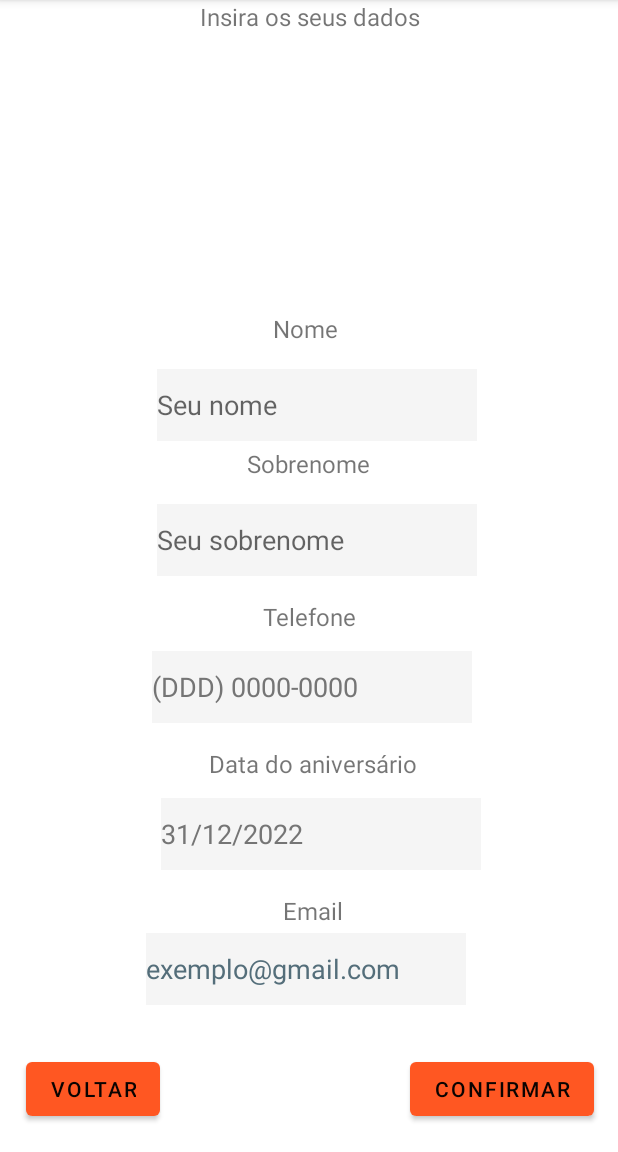
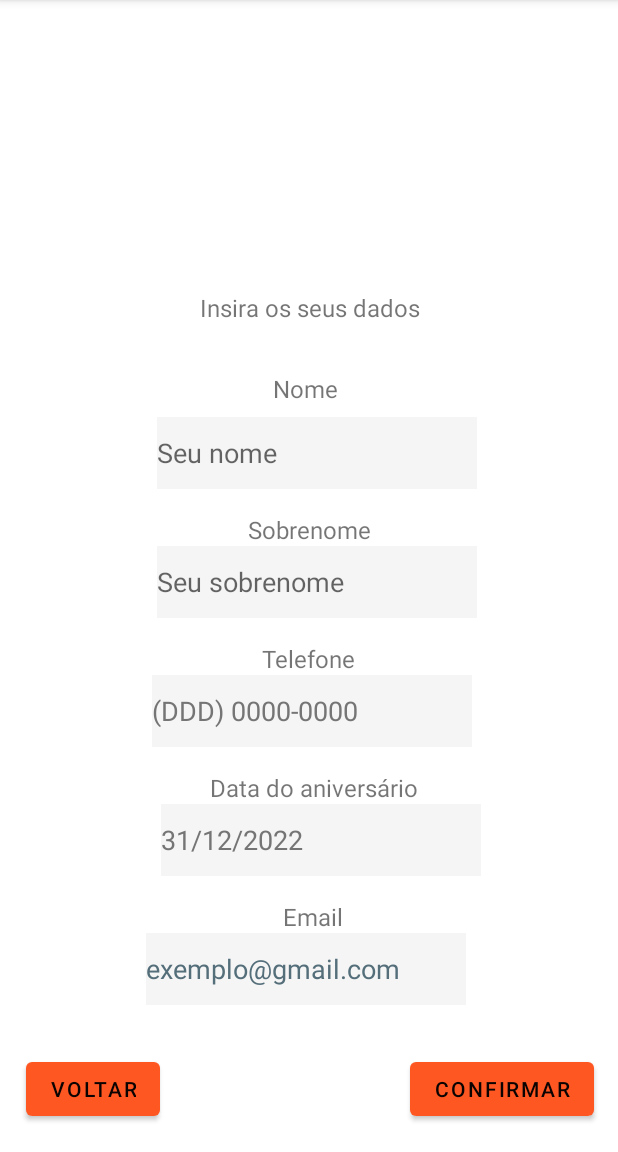
Before and after one commit to ViniciusRenovato/TCC, an Android app: the cadastro_cliente screen opened directly, with no data from a screen before it, on a phone screen of 412 x 824 dp, the part 84-1236 px from its top. Run offline under Robolectric (Android 15) with nearby library versions, the phone set to English and light mode, and no system bars; our stand-ins replace Firebase (no records; nobody signed in at launch, a user with empty details on screens opened directly); Roboto replaces fonts that are not available here.

Commit message:
arrumando atualizar cliente

```diff
--- a/app/src/main/java/com/example/approfisso/Cadastro_cliente.java
+++ b/app/src/main/java/com/example/approfisso/Cadastro_cliente.java
@@ -29,11 +29,11 @@ public class Cadastro_cliente extends AppCompatActivity {
         setContentView(R.layout.cliente_cadastro);
 
 
-        nome=findViewById(R.id.Nome_Servico);
-        sobrenome=findViewById(R.id.Duracao_Servico);
-        telefone=findViewById(R.id.Preco_Servico);
-        aniversario=findViewById(R.id.Funcao_Servico);
-        email=findViewById(R.id.Email_cadastro);
+        nome=findViewById(R.id.Nome_Cliente);
+        sobrenome=findViewById(R.id.Sobrenome_Cliente);
+        telefone=findViewById(R.id.Telefone_Cliente);
+        aniversario=findViewById(R.id.Aniversario_Cliente);
+        email=findViewById(R.id.Email_Cliente);
         Intent i = getIntent();
         Pessoas =(Pessoa) i.getSerializableExtra("Pessoa");
 
--- a/app/src/main/java/com/example/approfisso/activity/cadastro_cliente.java
+++ b/app/src/main/java/com/example/approfisso/activity/cadastro_cliente.java
@@ -60,11 +60,11 @@ public class cadastro_cliente extends AppCompatActivity {
 
 
 
-        nome=findViewById(R.id.Nome_Servico);
-        sobrenome=findViewById(R.id.Duracao_Servico);
-        telefone=findViewById(R.id.Preco_Servico);
-        aniversario=findViewById(R.id.Funcao_Servico);
-        email=findViewById(R.id.Email_cadastro);
+        nome=findViewById(R.id.Nome_Cliente);
+        sobrenome=findViewById(R.id.Sobrenome_Cliente);
+        telefone=findViewById(R.id.Telefone_Cliente);
+        aniversario=findViewById(R.id.Aniversario_Cliente);
+        email=findViewById(R.id.Email_Cliente);
         Intent i = getIntent();
         Clientes =(Pessoa) i.getSerializableExtra("Clientes");
 
--- a/app/src/main/java/com/example/approfisso/activity/cadastro_servico.java
+++ b/app/src/main/java/com/example/approfisso/activity/cadastro_servico.java
@@ -80,7 +80,7 @@ public class cadastro_servico extends AppCompatActivity {
         nome=findViewById(R.id.Nome_Servico);
         duracao=findViewById(R.id.Duracao_Servico);
         valor=findViewById(R.id.Preco_Servico);
-        funcao=findViewById(R.id.Funcao_Servico);
+
         Intent i = getIntent();
         servicos =(Servicos) i.getSerializableExtra("Servicos");
 
--- a/app/src/main/java/com/example/approfisso/activity/pessoaAdapter.java
+++ b/app/src/main/java/com/example/approfisso/activity/pessoaAdapter.java
@@ -93,11 +93,11 @@ public class pessoaAdapter extends RecyclerView.Adapter<pessoaAdapter.PessoaHold
                     @Override
                     public void onClick(View view) {
                         Map<String,Object> map = new HashMap<>();
-                        map.put("nome_pessoa",name.getText().toString());
-                        map.put("sobrenome_pessoa",sobrenome.getText().toString());
-                        map.put("telefone_pessoa",telefone.getText().toString());
-                        map.put("aniversario_pessoa",aniversario.getText().toString());
-                        map.put("email_pessoa",email.getText().toString());
+                        map.put("Nome",name.getText().toString());
+                        map.put("Sobrenome",sobrenome.getText().toString());
+                        map.put("Telefone",telefone.getText().toString());
+                        map.put("Aniversario",aniversario.getText().toString());
+                        map.put("Email",email.getText().toString());
 
                         FirebaseDatabase.getInstance().getReference().child("Pessoa")
                                 .child(clientes.getID()).updateChildren(map)
--- a/app/src/main/res/layout/cliente_cadastro.xml
+++ b/app/src/main/res/layout/cliente_cadastro.xml
@@ -36,15 +36,16 @@
         android:layout_height="wrap_content"
         android:layout_marginStart="133dp"
         android:layout_marginEnd="132dp"
+        android:layout_marginBottom="32dp"
         android:text="Insira os seus dados"
         android:textSize="16sp"
+        app:layout_constraintBottom_toTopOf="@+id/textView11"
         app:layout_constraintEnd_toEndOf="parent"
         app:layout_constraintHorizontal_bias="1.0"
-        app:layout_constraintStart_toStartOf="parent"
-        tools:layout_editor_absoluteY="132dp" />
+        app:layout_constraintStart_toStartOf="parent" />
 
     <EditText
-        android:id="@+id/Email_cadastro"
+        android:id="@+id/Email_Cliente"
         style="@android:style/Widget.AutoCompleteTextView"
         android:layout_width="wrap_content"
         android:layout_height="wrap_content"
@@ -62,25 +63,22 @@
         app:layout_constraintHorizontal_bias="1.0"
         app:layout_constraintStart_toStartOf="parent" />
 
+
     <TextView
         android:id="@+id/textView7"
         android:layout_width="wrap_content"
         android:layout_height="wrap_content"
         android:layout_marginStart="165dp"
         android:layout_marginEnd="165dp"
-        android:layout_marginBottom="16dp"
         android:text="Sobrenome"
         android:textSize="16sp"
-        app:layout_constraintBottom_toTopOf="@+id/Duracao_Servico"
+        app:layout_constraintBottom_toTopOf="@+id/Sobrenome_Cliente"
         app:layout_constraintEnd_toEndOf="parent"
-        app:layout_constraintHorizontal_bias="1.0"
+        app:layout_constraintHorizontal_bias="0.0"
         app:layout_constraintStart_toStartOf="parent" />
 
-
-
-
     <EditText
-        android:id="@+id/Preco_Servico"
+        android:id="@+id/Telefone_Cliente"
         android:layout_width="wrap_content"
         android:layout_height="wrap_content"
         android:layout_marginStart="105dp"
@@ -104,7 +102,7 @@
         app:layout_constraintStart_toStartOf="parent" />
 
     <EditText
-        android:id="@+id/Funcao_Servico"
+        android:id="@+id/Aniversario_Cliente"
         android:layout_width="wrap_content"
         android:layout_height="wrap_content"
         android:layout_marginStart="107dp"
@@ -131,24 +129,23 @@
         android:layout_height="wrap_content"
         android:layout_marginStart="140dp"
         android:layout_marginEnd="134dp"
-        android:layout_marginBottom="12dp"
         android:text="Data do aniversário"
         android:textSize="16sp"
-        app:layout_constraintBottom_toTopOf="@+id/Funcao_Servico"
+        app:layout_constraintBottom_toTopOf="@+id/Aniversario_Cliente"
         app:layout_constraintEnd_toEndOf="parent"
-        app:layout_constraintHorizontal_bias="1.0"
+        app:layout_constraintHorizontal_bias="0.0"
         app:layout_constraintStart_toStartOf="parent" />
 
     <EditText
-        android:id="@+id/Nome_Servico"
+        android:id="@+id/Nome_Cliente"
         android:layout_width="wrap_content"
         android:layout_height="wrap_content"
         android:layout_marginStart="108dp"
         android:layout_marginEnd="94dp"
-        android:layout_marginBottom="4dp"
+        android:layout_marginBottom="16dp"
+        android:background="@color/browser_actions_bg_grey"
         android:ems="10"
         android:hint="Seu nome"
-        android:background="@color/browser_actions_bg_grey"
         android:inputType="textPersonName"
         android:minHeight="48dp"
         app:layout_constraintBottom_toTopOf="@+id/textView7"
@@ -157,7 +154,7 @@
         app:layout_constraintStart_toStartOf="parent" />
 
     <EditText
-        android:id="@+id/Duracao_Servico"
+        android:id="@+id/Sobrenome_Cliente"
         android:layout_width="wrap_content"
         android:layout_height="wrap_content"
         android:layout_marginStart="108dp"
@@ -179,12 +176,11 @@
         android:layout_height="wrap_content"
         android:layout_marginStart="175dp"
         android:layout_marginEnd="175dp"
-        android:layout_marginBottom="12dp"
         android:text="Telefone"
         android:textSize="16sp"
-        app:layout_constraintBottom_toTopOf="@+id/Preco_Servico"
+        app:layout_constraintBottom_toTopOf="@+id/Telefone_Cliente"
         app:layout_constraintEnd_toEndOf="parent"
-        app:layout_constraintHorizontal_bias="0.0"
+        app:layout_constraintHorizontal_bias="1.0"
         app:layout_constraintStart_toStartOf="parent" />
 
     <TextView
@@ -193,10 +189,9 @@
         android:layout_height="wrap_content"
         android:layout_marginStart="189dp"
         android:layout_marginEnd="183dp"
-        android:layout_marginBottom="4dp"
         android:text="Email"
         android:textSize="16sp"
-        app:layout_constraintBottom_toTopOf="@+id/Email_cadastro"
+        app:layout_constraintBottom_toTopOf="@+id/Email_Cliente"
         app:layout_constraintEnd_toEndOf="parent"
         app:layout_constraintHorizontal_bias="1.0"
         app:layout_constraintStart_toStartOf="parent" />
@@ -206,16 +201,13 @@
         android:layout_width="wrap_content"
         android:layout_height="wrap_content"
         android:layout_marginStart="182dp"
-        android:layout_marginTop="46dp"
         android:layout_marginEnd="186dp"
-        android:layout_marginBottom="16dp"
+        android:layout_marginBottom="8dp"
         android:text="Nome"
         android:textSize="16sp"
-        app:layout_constraintBottom_toTopOf="@+id/Nome_Servico"
+        app:layout_constraintBottom_toTopOf="@+id/Nome_Cliente"
         app:layout_constraintEnd_toEndOf="parent"
         app:layout_constraintHorizontal_bias="0.0"
-        app:layout_constraintStart_toStartOf="parent"
-        app:layout_constraintTop_toBottomOf="@+id/textView5"
-        app:layout_constraintVertical_bias="1.0" />
+        app:layout_constraintStart_toStartOf="parent" />
 
 </androidx.constraintlayout.widget.ConstraintLayout>
```
